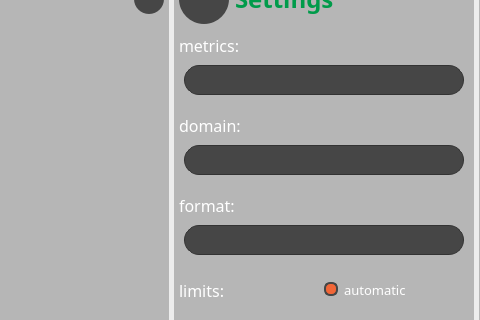
First picture: the form in Forms/graph.ui, repository henriquealende/PsychoBox, before the edit; both pictures show x 636 to 1116 and y 88 to 408 of the 1116 by 665 pixel window.
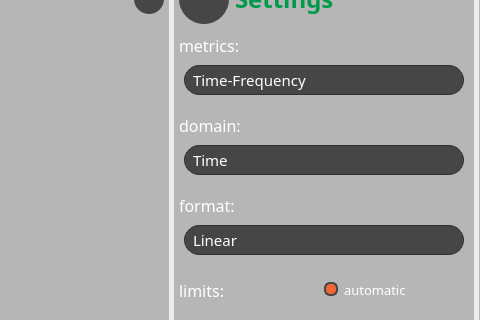
Second picture: the form after the edit. Icons and pictures are not drawn.

Diff of the .ui file:
```diff
--- a/Forms/graph.ui
+++ b/Forms/graph.ui
@@ -1210,7 +1210,7 @@
              <widget class="QComboBox" name="mainBox">
               <property name="minimumSize">
                <size>
-                <width>203</width>
+                <width>243</width>
                 <height>30</height>
                </size>
               </property>
@@ -1229,6 +1229,16 @@
               <property name="styleSheet">
                <string notr="true"/>
               </property>
+              <item>
+               <property name="text">
+                <string>Time-Frequency</string>
+               </property>
+              </item>
+              <item>
+               <property name="text">
+                <string>Metrics</string>
+               </property>
+              </item>
              </widget>
             </item>
            </layout>
@@ -1303,7 +1313,7 @@
               </property>
               <property name="minimumSize">
                <size>
-                <width>203</width>
+                <width>243</width>
                 <height>30</height>
                </size>
               </property>
@@ -1323,8 +1333,18 @@
                <bool>false</bool>
               </property>
               <property name="currentText">
-               <string/>
+               <string>Time</string>
               </property>
+              <item>
+               <property name="text">
+                <string>Time</string>
+               </property>
+              </item>
+              <item>
+               <property name="text">
+                <string>Frequency</string>
+               </property>
+              </item>
              </widget>
             </item>
            </layout>
@@ -1399,7 +1419,7 @@
               </property>
               <property name="minimumSize">
                <size>
-                <width>203</width>
+                <width>243</width>
                 <height>30</height>
                </size>
               </property>
@@ -1418,6 +1438,16 @@
               <property name="editable">
                <bool>false</bool>
               </property>
+              <item>
+               <property name="text">
+                <string>Linear</string>
+               </property>
+              </item>
+              <item>
+               <property name="text">
+                <string>1/3 octave</string>
+               </property>
+              </item>
              </widget>
             </item>
            </layout>
```
Left out of the diff: 10 changed lines with no effect on the pictures.
